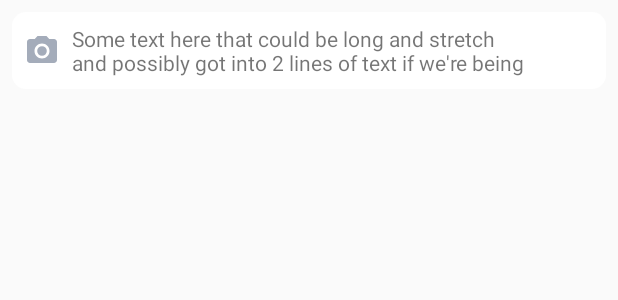
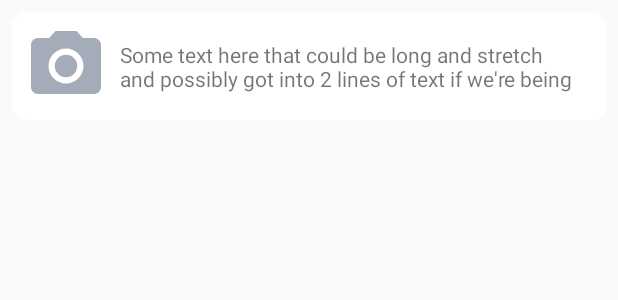
Before and after one commit to Jericho-One/article-search, an Android app: the layout list_item.xml on its own in the app's theme, with its tools: preview values and no code run, on a phone screen of 412 x 824 dp. Shown: the top 300 px of the screen. Run offline under Robolectric (Android 15) with nearby library versions, the phone set to English and light mode, and no system bars.

Commit message:
ui tweak

```diff
--- a/app/src/main/res/layout/list_item.xml
+++ b/app/src/main/res/layout/list_item.xml
@@ -10,8 +10,8 @@
                                                    android:background="@drawable/selectable_rounded_corner_background"
                                                    android:minHeight="@dimen/min_touch_size">
 
-    <ImageView android:layout_width="wrap_content"
-               android:layout_height="wrap_content"
+    <ImageView android:layout_width="56dp"
+               android:layout_height="56dp"
                android:id="@+id/thumbnail"
                android:layout_margin="@dimen/default_padding"
                android:src="@drawable/ic_camera_alt_gray_24dp"
--- a/app/src/main/res/values/dimens.xml
+++ b/app/src/main/res/values/dimens.xml
@@ -2,5 +2,6 @@
     <dimen name="fab_margin">16dp</dimen>
     <dimen name="min_touch_size">48dp</dimen>
     <dimen name="default_padding">8dp</dimen>
+    <dimen name="default_half_padding">4dp</dimen>
     <dimen name="rounded_corner_radius">9dp</dimen>
 </resources>
```
